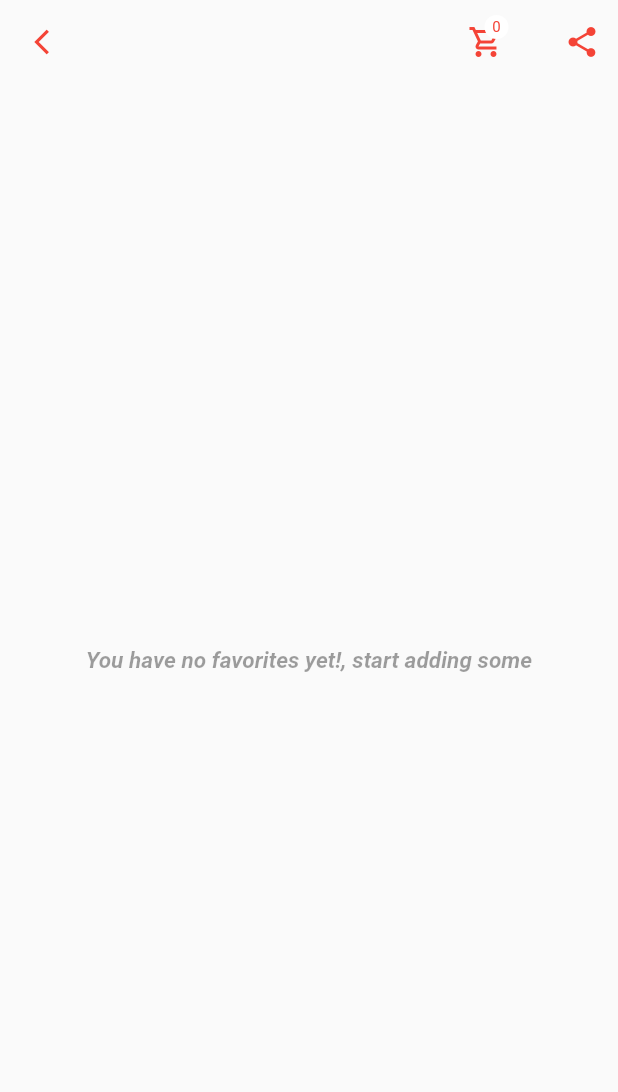
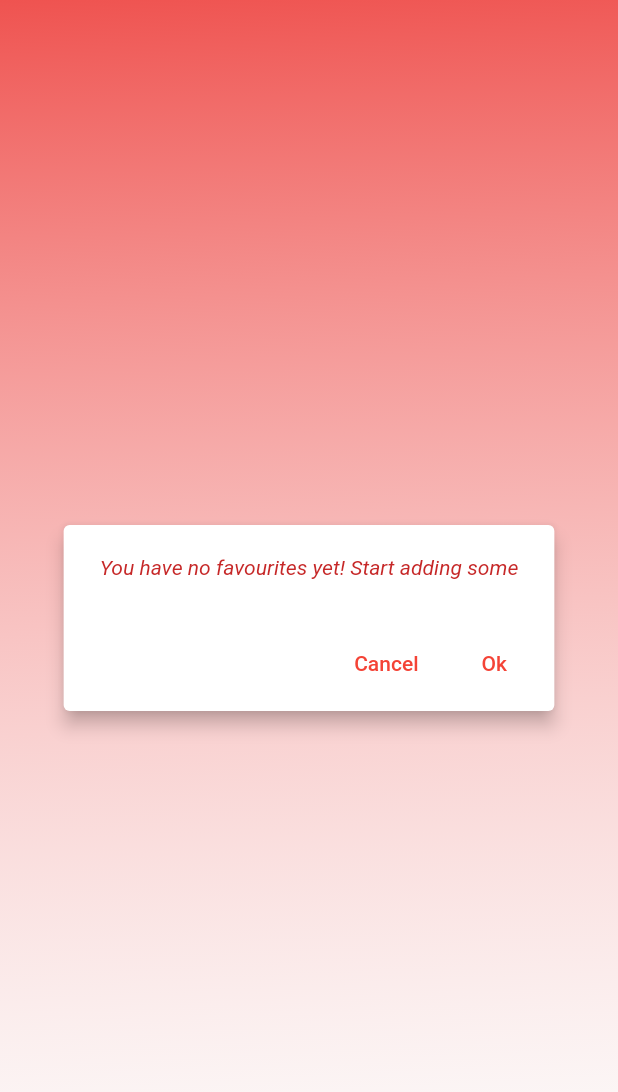
Before and after one commit to Bildad0/Delivery-App, a Flutter app: the FavoriteScreen screen opened by its route, on a phone screen of 412 x 824 dp. Shown: the top 1092 px of the screen. Run offline on Flutter 3.47's test engine with Material 2 defaults, Android fonts, the phone set to English and light mode, and no system bars; our stand-ins replace carousel_slider, firebase_core, flutter_datetime_picker, geocoding, geolocator, google_maps_flutter and 1 more; missing offline and left inert: flutter_polyline_points, open_settings; accounts and stored records are empty; network calls fail; Roboto replaces fonts that are missing (SawarabiGothic).

Commit message:
updates and fixes

```diff
--- a/app/lib/Screens/favourite.dart
+++ b/app/lib/Screens/favourite.dart
@@ -2,11 +2,13 @@ import 'package:flutter/material.dart';
 
 import '../Models/menuitem.dart';
 
+import '../Widgets/alert.dart';
 import '../Widgets/cart_icon.dart';
 import '../Widgets/mealitem.dart';
 import '../theme/theme_constants.dart';
-import '/Widgets/main_drawer.dart';
+import 'allmeal.dart';
 import 'cart.dart';
+import 'home.dart';
 
 class FavoriteScreen extends StatefulWidget {
   final List<MenuItem> favouriteMeals;
@@ -28,37 +30,24 @@ class _FavoriteScreenState extends State<FavoriteScreen> {
     final cartQuantity = widget.cartQuantity.call();
     if (widget.favouriteMeals.isEmpty) {
       return Scaffold(
-        appBar: AppBar(
-          automaticallyImplyLeading: false,
-          leading: IconButton(
-            onPressed: () {
-              Navigator.of(context).pop();
-            },
-            icon: const Icon(
-              Icons.arrow_back_ios_outlined,
-              size: 20,
+        body: Container(
+          decoration: BoxDecoration(
+            gradient: LinearGradient(
+              colors: [
+                Colors.red.shade400,
+                Colors.white38,
+              ],
+              begin: const FractionalOffset(0.0, 0.0),
+              end: const FractionalOffset(0.1, 1.0),
             ),
           ),
-          elevation: 0,
-          backgroundColor: headerBackGround,
-          foregroundColor: headerTextColor,
-          actions: [
-            cartIcon(
-              context,
-              Icons.shopping_cart_outlined,
-              CartScreen.routeName,
-              cartQuantity as String,
-            ),
-            IconButton(
-              onPressed: () {},
-              icon: const Icon(Icons.share_sharp),
-            )
-          ],
-        ),
-        drawer: const MainDrawer(),
-        body: Center(
-          child: Text("You have no favorites yet!, start adding some",
-              style: Theme.of(context).textTheme.bodySmall),
+          child: alertBox(
+            context,
+            Icons.info_outlined,
+            "You have no favourites yet! Start adding some",
+            HomeScreen.routeName,
+            MealScreen.routeName,
+          ),
         ),
       );
     }
--- a/app/lib/Screens/splashscreen.dart
+++ b/app/lib/Screens/splashscreen.dart
@@ -1,5 +1,6 @@
 import 'package:carousel_slider/carousel_slider.dart';
 import 'package:flutter/material.dart';
+import '../Resources/dummydatat.dart';
 import 'loginorsignup.dart';
 
 class SplashScreen extends StatefulWidget {
@@ -86,6 +87,7 @@ class _SplashScreenState extends State<SplashScreen> {
             ),
           ),
           onPressed: (() => {
+                getUser(),
                 Navigator.of(context)
                     .pushReplacementNamed(SignUpScreen.routeName)
               }),
--- a/app/lib/Screens/userprofile.dart
+++ b/app/lib/Screens/userprofile.dart
@@ -1,8 +1,8 @@
-import 'package:app/main.dart';
+// ignore_for_file: must_be_immutable
+
 import 'package:flutter/material.dart';
 
 import '../Models/user.dart';
-import '/Screens/loginorsignup.dart';
 import 'home.dart';
 import 'user_location.dart';
 
--- a/app/lib/Widgets/alert.dart
+++ b/app/lib/Widgets/alert.dart
@@ -2,21 +2,29 @@ import 'package:flutter/material.dart';
 
 import '../theme/theme_constants.dart';
 
-Widget alertBox(context, IconData icon, String message) {
+Widget alertBox(
+  context,
+  IconData icon,
+  String message,
+  String noRoute,
+  String yesRoute,
+) {
   return AlertDialog(
-    content: Text(message),
-    icon: Icon(icon),
-    elevation: 8,
+    content: Text(message, style: const TextStyle()),
+    elevation: 5,
     backgroundColor: backGroundColor,
-    iconColor: Theme.of(context).primaryColor,
     contentTextStyle: TextStyle(
       color: Theme.of(context).primaryColor,
       fontStyle: FontStyle.italic,
     ),
     actions: [
       TextButton(
-        onPressed: () => Navigator.of(context).pop(),
-        child: const Text("OK"),
+        onPressed: () => Navigator.of(context).pushReplacementNamed(noRoute),
+        child: const Text("Cancel"),
+      ),
+      TextButton(
+        onPressed: () => Navigator.of(context).pushReplacementNamed(yesRoute),
+        child: const Text("Ok"),
       ),
     ],
   );
--- /dev/null
+++ b/app/lib/constants.dart
@@ -0,0 +1,3 @@
+// ignore_for_file: constant_identifier_names
+
+const String google_api_key = "AIzaSyA1OnOMsphkw2q-oP_gOfZ9NiMqCKkBk9k";
--- a/app/pubspec.yaml
+++ b/app/pubspec.yaml
@@ -50,6 +50,9 @@ dependencies:
   url_launcher: ^6.1.10
   open_settings: ^2.0.2
   flutter_datetime_picker: ^1.5.1
+  http: ^0.13.5
+  firebase_core: ^2.8.0
+  flutter_polyline_points: ^1.0.0
 
 dev_dependencies:
   flutter_test:
```
Also changed, not shown: app/lib/Models/user.dart (+10 -0 lines), app/lib/Resources/dummydatat.dart (+16 -3 lines), app/lib/Screens/cart.dart (+72 -19 lines), app/lib/Screens/checkout.dart (+5 -3 lines), app/lib/Screens/orderhistory.dart (+26 -0 lines), app/lib/Screens/user_location.dart (+37 -1 lines), app/lib/Widgets/main_drawer.dart (+11 -1 lines), app/lib/main.dart (+5 -2 lines), app/lib/firebase_options.dart (added), app/pubspec.lock, 9 other files.
